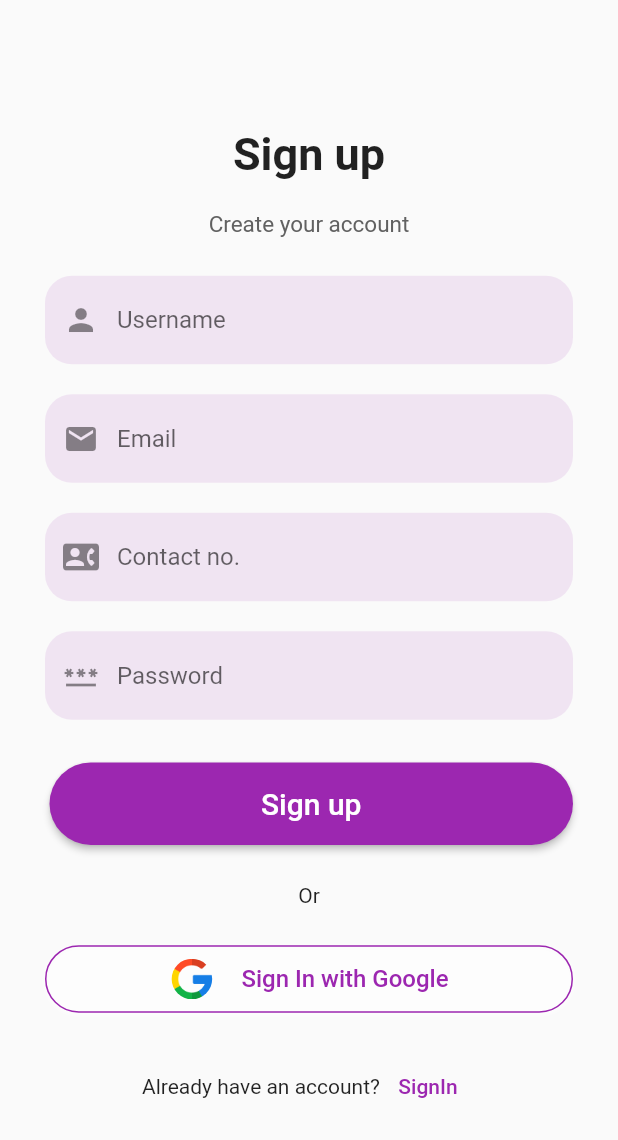
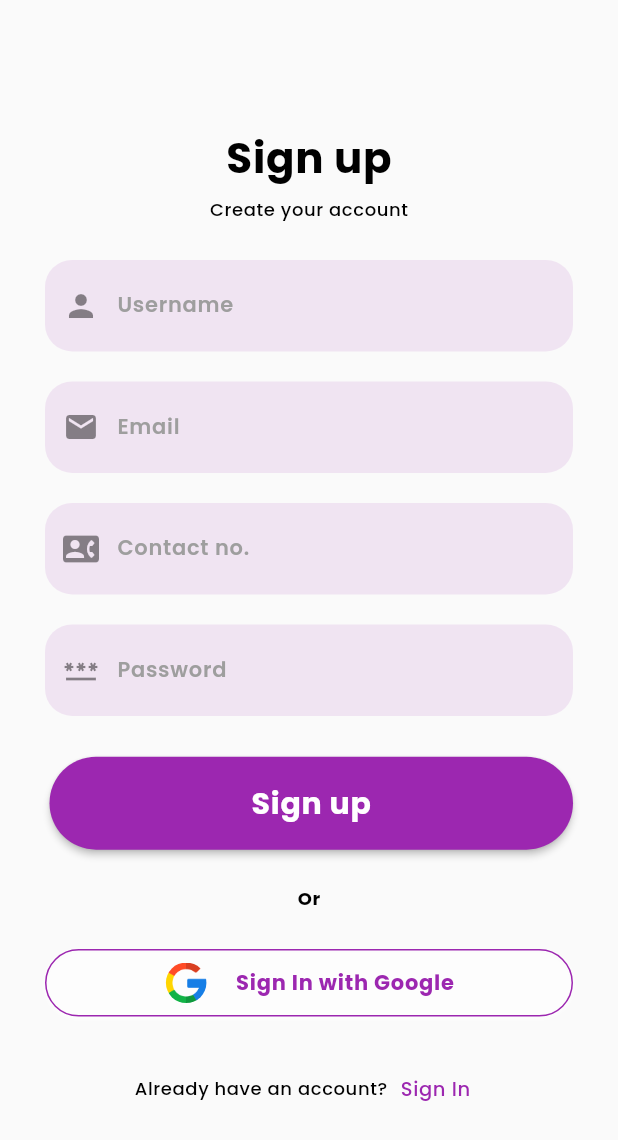
Before and after one commit to TushalKaklottar/user_info_front_end, a Flutter app: the screen it shows after launch, on a phone screen of 412 x 824 dp. Shown: the top 1140 px of the screen. Run offline on Flutter 3.47's test engine with Material 2 defaults, Android fonts, the phone set to English and light mode, and no system bars; our stand-ins replace get, google_fonts.

Commit message:
23-03-2024 update SignIn and SignUp screen

```diff
--- a/lib/utils/color.dart
+++ b/lib/utils/color.dart
@@ -1,6 +1,8 @@
-import 'package:flutter/cupertino.dart';
+import 'package:flutter/material.dart';
 
 class AppColor {
-  static Color teal = CupertinoColors.systemTeal;
-  static const Color teal2 = Color(0xffabf5f5);
+  static Color black = Colors.black;
+  static Color white = Colors.white;
+  static Color grey = Colors.grey.shade500;
+  static Color purple = Colors.purple;
 }
--- /dev/null
+++ b/lib/utils/text_string.dart
@@ -0,0 +1,19 @@
+class StringManager {
+  // signUp page
+  static const String signUp = "Sign up";
+  static const String signIn = "Sign In";
+  static const String createAccount = "Create your account";
+  static const String username = "Username";
+  static const String email = "Email";
+  static const String contact = "Contact no.";
+  static const String password = "Password";
+  static const String or = "Or";
+  static const String signInGoogle = "Sign In with Google";
+  static const String alreadyAccount = "Already have an account?";
+
+  // signIn page
+  static const String welcome = "Welcome Back";
+  static const String credential = "Enter your credential to login";
+  static const String forget = "Forget Password  ?";
+  static const String haveAcc = "Don't have an account ?";
+}
--- /dev/null
+++ b/lib/utils/text_theme.dart
@@ -0,0 +1,30 @@
+import 'package:flutter/material.dart';
+import 'package:google_fonts/google_fonts.dart';
+import 'color.dart';
+
+TextStyle tTextStyleBold(double size, Color color) {
+  return GoogleFonts.poppins(
+    fontSize: size,
+    letterSpacing: 0.5,
+    color: color,
+    fontWeight: FontWeight.bold,
+  );
+}
+
+TextStyle tTextStyleMedium(double size, Color color) {
+  return GoogleFonts.poppins(
+    fontSize: size,
+    letterSpacing: 0.4,
+    color: color,
+    fontWeight: FontWeight.w500,
+  );
+}
+
+TextStyle tTextStyleGrey(double size) {
+  return GoogleFonts.poppins(
+    fontSize: size,
+    letterSpacing: 0.5,
+    color: AppColor.grey,
+    fontWeight: FontWeight.w600,
+  );
+}
--- a/lib/view/sign_in.dart
+++ b/lib/view/sign_in.dart
@@ -1,5 +1,8 @@
 import 'package:flutter/material.dart';
 import 'package:get/get.dart';
+import 'package:user_login_front_end/utils/color.dart';
+import 'package:user_login_front_end/utils/text_string.dart';
+import 'package:user_login_front_end/utils/text_theme.dart';
 
 class SignIn extends StatelessWidget {
   const SignIn({super.key});
@@ -24,12 +27,15 @@ class SignIn extends StatelessWidget {
 
   _header(context) {
     return Column(
-      children: const [
+      children: [
         Text(
-          "Welcome Back",
-          style: TextStyle(fontSize: 40, fontWeight: FontWeight.bold),
+          StringManager.welcome,
+          style: tTextStyleBold(28, AppColor.black),
         ),
-        Text("Enter your credential to login"),
+        Text(
+          StringManager.credential,
+          style: tTextStyleMedium(12, AppColor.black),
+        ),
       ],
     );
   }
@@ -40,7 +46,8 @@ class SignIn extends StatelessWidget {
       children: [
         TextField(
           decoration: InputDecoration(
-              hintText: "Username/Email id",
+              hintText: StringManager.username,
+              hintStyle: tTextStyleGrey(14),
               border: OutlineInputBorder(
                   borderRadius: BorderRadius.circular(18),
                   borderSide: BorderSide.none),
@@ -51,7 +58,8 @@ class SignIn extends StatelessWidget {
         const SizedBox(height: 20),
         TextField(
           decoration: InputDecoration(
-            hintText: "Password",
+            hintText: StringManager.password,
+            hintStyle: tTextStyleGrey(14),
             border: OutlineInputBorder(
                 borderRadius: BorderRadius.circular(18),
                 borderSide: BorderSide.none),
@@ -69,9 +77,9 @@ class SignIn extends StatelessWidget {
             padding: const EdgeInsets.symmetric(vertical: 16),
             backgroundColor: Colors.purple,
           ),
-          child: const Text(
-            "Login",
-            style: TextStyle(fontSize: 20),
+          child: Text(
+            StringManager.signIn,
+            style: tTextStyleBold(20, AppColor.white),
           ),
         )
       ],
@@ -81,10 +89,8 @@ class SignIn extends StatelessWidget {
   _forgotPassword(context) {
     return TextButton(
       onPressed: () {},
-      child: const Text(
-        "Forgot password?",
-        style: TextStyle(color: Colors.purple),
-      ),
+      child: Text(StringManager.forget,
+          style: tTextStyleMedium(13, AppColor.purple)),
     );
   }
 
@@ -92,15 +98,17 @@ class SignIn extends StatelessWidget {
     return Row(
       mainAxisAlignment: MainAxisAlignment.center,
       children: [
-        const Text("Don't have an account? "),
+        Text(
+          StringManager.haveAcc,
+          style: tTextStyleMedium(12, AppColor.black),
+        ),
         TextButton(
-            onPressed: () {
-              Get.toNamed("/SignUp");
-            },
-            child: const Text(
-              "Sign Up",
-              style: TextStyle(color: Colors.purple),
-            ))
+          onPressed: () {
+            Get.toNamed("/SignUp");
+          },
+          child: Text(StringManager.signUp,
+              style: tTextStyleMedium(13, AppColor.purple)),
+        )
       ],
     );
   }
--- a/lib/view/sign_up.dart
+++ b/lib/view/sign_up.dart
@@ -1,5 +1,8 @@
 import 'package:flutter/material.dart';
 import 'package:get/get.dart';
+import 'package:user_login_front_end/utils/color.dart';
+import 'package:user_login_front_end/utils/text_string.dart';
+import 'package:user_login_front_end/utils/text_theme.dart';
 import '../utils/size.dart';
 
 class SignUp extends StatelessWidget {
@@ -21,19 +24,16 @@ class SignUp extends StatelessWidget {
               Column(
                 children: [
                   const SizedBox(height: 60.0),
-                  const Text(
-                    "Sign up",
-                    style: TextStyle(
-                      fontSize: 30,
-                      fontWeight: FontWeight.bold,
-                    ),
+                  Text(
+                    StringManager.signUp,
+                    style: tTextStyleBold(28, AppColor.black),
                   ),
                   const SizedBox(
-                    height: 20,
+                    height: 5,
                   ),
                   Text(
-                    "Create your account",
-                    style: TextStyle(fontSize: 15, color: Colors.grey[700]),
+                    StringManager.createAccount,
+                    style: tTextStyleMedium(12, AppColor.black),
                   ),
                 ],
               ),
@@ -41,47 +41,53 @@ class SignUp extends StatelessWidget {
                 children: [
                   TextField(
                     decoration: InputDecoration(
-                        hintText: "Username",
+                        hintText: StringManager.username,
+                        hintStyle: tTextStyleGrey(14),
                         border: OutlineInputBorder(
                             borderRadius: BorderRadius.circular(18),
                             borderSide: BorderSide.none),
-                        fillColor: Colors.purple.withOpacity(0.1),
+                        fillColor: AppColor.purple.withOpacity(0.1),
                         filled: true,
                         prefixIcon: const Icon(Icons.person)),
                   ),
                   const SizedBox(height: 20),
                   TextField(
+                    keyboardType: TextInputType.emailAddress,
                     decoration: InputDecoration(
-                        hintText: "Email",
+                        hintText: StringManager.email,
+                        hintStyle: tTextStyleGrey(14),
                         border: OutlineInputBorder(
                             borderRadius: BorderRadius.circular(18),
                             borderSide: BorderSide.none),
-                        fillColor: Colors.purple.withOpacity(0.1),
+                        fillColor: AppColor.purple.withOpacity(0.1),
                         filled: true,
                         prefixIcon: const Icon(Icons.email)),
                   ),
                   const SizedBox(height: 20),
                   TextField(
+                    keyboardType: TextInputType.phone,
                     decoration: InputDecoration(
-                      hintText: "Contact no.",
+                      hintText: StringManager.contact,
+                      hintStyle: tTextStyleGrey(14),
                       border: OutlineInputBorder(
                           borderRadius: BorderRadius.circular(18),
                           borderSide: BorderSide.none),
-                      fillColor: Colors.purple.withOpacity(0.1),
+                      fillColor: AppColor.purple.withOpacity(0.1),
                       filled: true,
                       prefixIcon:
                           const Icon(Icons.quick_contacts_dialer_rounded),
                     ),
-                    obscureText: true,
                   ),
                   const SizedBox(height: 20),
                   TextField(
+                    keyboardType: TextInputType.visiblePassword,
                     decoration: InputDecoration(
-                      hintText: "Password",
+                      hintText: StringManager.password,
+                      hintStyle: tTextStyleGrey(14),
                       border: OutlineInputBorder(
                           borderRadius: BorderRadius.circular(18),
                           borderSide: BorderSide.none),
-                      fillColor: Colors.purple.withOpacity(0.1),
+                      fillColor: AppColor.purple.withOpacity(0.1),
                       filled: true,
                       prefixIcon: const Icon(Icons.password),
                     ),
@@ -96,27 +102,31 @@ class SignUp extends StatelessWidget {
                     style: ElevatedButton.styleFrom(
                       shape: const StadiumBorder(),
                       padding: const EdgeInsets.symmetric(vertical: 16),
-                      backgroundColor: Colors.purple,
+                      backgroundColor: AppColor.purple,
                     ),
-                    child: const Text(
-                      "Sign up",
-                      style: TextStyle(fontSize: 20),
+                    child: Text(
+                      StringManager.signUp,
+                      style: tTextStyleBold(20, AppColor.white),
                     ),
                   )),
-              const Center(child: Text("Or")),
+              Center(
+                  child: Text(
+                StringManager.or,
+                style: tTextStyleBold(12, AppColor.black),
+              )),
               Container(
                 height: 45,
                 decoration: BoxDecoration(
                   borderRadius: BorderRadius.circular(25),
                   border: Border.all(
-                    color: Colors.purple,
+                    color: AppColor.purple,
                   ),
                   boxShadow: [
                     BoxShadow(
-                      color: Colors.white.withOpacity(0.5),
+                      color: AppColor.white.withOpacity(0.5),
                       spreadRadius: 1,
                       blurRadius: 1,
-                      offset: const Offset(0, 1), // changes position of shadow
+                      offset: const Offset(0, 1),
                     ),
                   ],
                 ),
@@ -136,13 +146,8 @@ class SignUp extends StatelessWidget {
                         ),
                       ),
                       const SizedBox(width: 18),
-                      const Text(
-                        "Sign In with Google",
-                        style: TextStyle(
-                          fontSize: 16,
-                          color: Colors.purple,
-                        ),
-                      ),
+                      Text(StringManager.signInGoogle,
+                          style: tTextStyleBold(14, AppColor.purple)),
                     ],
                   ),
                 ),
@@ -150,15 +155,16 @@ class SignUp extends StatelessWidget {
               Row(
                 mainAxisAlignment: MainAxisAlignment.center,
                 children: [
-                  const Text("Already have an account?"),
+                  Text(
+                    StringManager.alreadyAccount,
+                    style: tTextStyleMedium(12, AppColor.black),
+                  ),
                   TextButton(
                     onPressed: () {
                       Get.toNamed("/SignIn");
                     },
-                    child: const Text(
-                      "SignIn",
-                      style: TextStyle(color: Colors.purple),
-                    ),
+                    child: Text(StringManager.signIn,
+                        style: tTextStyleMedium(13, AppColor.purple)),
                   )
                 ],
               )
```
